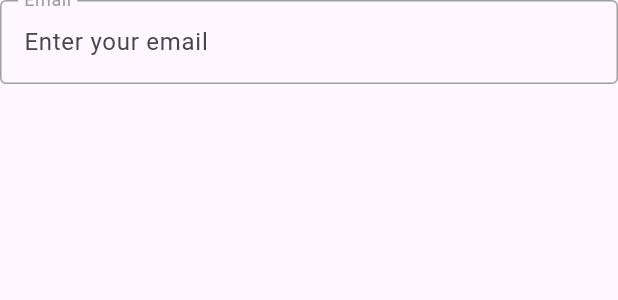
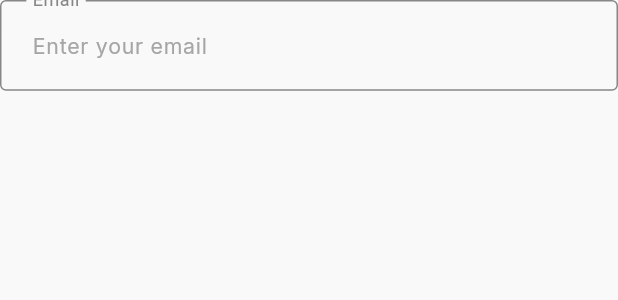
Before and after one commit to abdalmlk5/exams_app, a Flutter app: the AppTextField widget shown alone on an empty page, opened directly with empty values, on a phone screen of 412 x 824 dp. Shown: the top 300 px of the screen. Run offline on Flutter 3.47's test engine with Material 3 defaults, Android fonts, the light colour scheme and no system bars; our stand-ins replace dio, flutter_bloc, flutter_screenutil, get_it, google_fonts, injectable and 2 more; generated files the repository leaves out were written again.

Commit message:
style(auth): implement global theme for components

```diff
--- /dev/null
+++ b/lib/core/utils/app_theme.dart
@@ -0,0 +1,52 @@
+import 'package:exams_app/core/utils/app_colors.dart';
+import 'package:exams_app/core/utils/app_styles.dart';
+import 'package:flutter/material.dart';
+import 'package:flutter_screenutil/flutter_screenutil.dart';
+
+abstract class AppTheme {
+  static ThemeData get lightTheme => ThemeData(
+        scaffoldBackgroundColor: AppColors.white,
+        primaryColor: AppColors.primary,
+
+        // App Bar Theme
+        appBarTheme: AppBarTheme(
+          backgroundColor: AppColors.white,
+          elevation: 0,
+          centerTitle: true,
+          titleTextStyle: AppStyles.black20500,
+          iconTheme: const IconThemeData(color: AppColors.black),
+        ),
+
+        // Button Theme
+        elevatedButtonTheme: ElevatedButtonThemeData(
+          style: ElevatedButton.styleFrom(
+            backgroundColor: AppColors.primary,
+            disabledBackgroundColor: AppColors.black30,
+            elevation: 0,
+            shape: RoundedRectangleBorder(
+              borderRadius: BorderRadius.circular(100.r),
+            ),
+          ),
+        ),
+
+        // Input Decoration Theme
+        inputDecorationTheme: InputDecorationTheme(
+          floatingLabelBehavior: FloatingLabelBehavior.always,
+          labelStyle: const TextStyle(color: AppColors.black30),
+          hintStyle: AppStyles.placeholder14400,
+          errorStyle: const TextStyle(color: AppColors.error),
+          contentPadding: EdgeInsets.symmetric(horizontal: 16.w, vertical: 18.h),
+          border: _border(AppColors.black30),
+          enabledBorder: _border(AppColors.black30),
+          focusedBorder: _border(AppColors.primary, 2),
+          errorBorder: _border(AppColors.error),
+          focusedErrorBorder: _border(AppColors.error, 2),
+        ),
+      );
+
+  static OutlineInputBorder _border(Color color, [double width = 1]) =>
+      OutlineInputBorder(
+        borderRadius: BorderRadius.circular(4),
+        borderSide: BorderSide(color: color, width: width),
+      );
+}
--- a/lib/core/widgets/custom_text_field.dart
+++ b/lib/core/widgets/custom_text_field.dart
@@ -1,5 +1,5 @@
 import 'package:exams_app/config/validations/app_validations.dart';
-import 'package:exams_app/core/utils/app_colors.dart';
+import 'package:exams_app/core/utils/app_strings.dart';
 import 'package:flutter/material.dart';
 
 class AppTextField extends StatefulWidget {
@@ -33,27 +33,11 @@ class _AppTextFieldState extends State<AppTextField> {
       onChanged: widget.onChanged,
       validator: _validate,
       decoration: InputDecoration(
-        floatingLabelBehavior: FloatingLabelBehavior.always,
         labelText: widget.fieldType.label,
         hintText: widget.fieldType.hint,
-
-        labelStyle: const TextStyle(color: Colors.grey),
-        errorStyle: const TextStyle(color: Colors.red),
-
-        border: _border(AppColors.gray),
-        enabledBorder: _border(Colors.grey),
-        focusedBorder: _border(Theme.of(context).colorScheme.primary, 2),
-        errorBorder: _border(AppColors.error),
-        focusedErrorBorder: _border(AppColors.error, 2),
       ),
     );
   }
-
-  OutlineInputBorder _border(Color color, [double width = 1]) =>
-      OutlineInputBorder(
-        borderRadius: BorderRadius.circular(4),
-        borderSide: BorderSide(color: color, width: width),
-      );
 
   String? _validate(String? value) {
     switch (widget.fieldType) {
@@ -83,15 +67,15 @@ class _AppTextFieldState extends State<AppTextField> {
 }
 
 enum FieldType {
-  email('Email', 'Enter your email', TextInputType.emailAddress),
-  password('Password', 'Enter your password', TextInputType.text),
-  currentPassword('Current password', 'Current password', TextInputType.text),
-  newPassword('New password', 'New password', TextInputType.text),
-  confirmPassword('Confirm password', 'Confirm password', TextInputType.text),
-  username('User name', 'Enter your user name', TextInputType.name),
-  phoneNumber('Phone Number', 'Enter your phone number', TextInputType.phone),
-  firstName('First name', 'Enter your first name', TextInputType.name),
-  lastName('Last name', 'Enter your last name', TextInputType.name),
+  email(AppStrings.email, AppStrings.enterYourEmail, TextInputType.emailAddress),
+  password(AppStrings.password, AppStrings.enterYourPassword, TextInputType.text),
+  currentPassword(AppStrings.password, AppStrings.enterYourPassword, TextInputType.text),
+  newPassword(AppStrings.newPassword, AppStrings.newPassword, TextInputType.text),
+  confirmPassword(AppStrings.confirmPassword, AppStrings.confirmPassword, TextInputType.text),
+  username(AppStrings.userName, AppStrings.enterYourUserName, TextInputType.name),
+  phoneNumber(AppStrings.phoneNumber, AppStrings.enterPhoneNumber, TextInputType.phone),
+  firstName(AppStrings.firstName, AppStrings.enterFirstName, TextInputType.name),
+  lastName(AppStrings.lastName, AppStrings.enterLastName, TextInputType.name),
   none('', '', TextInputType.text);
 
   final String label;
--- a/lib/main.dart
+++ b/lib/main.dart
@@ -1,5 +1,6 @@
 import 'package:exams_app/config/di/di.dart';
 import 'package:exams_app/core/utils/app_routes.dart';
+import 'package:exams_app/core/utils/app_theme.dart';
 import 'package:flutter/material.dart';
 import 'package:flutter_screenutil/flutter_screenutil.dart';
 
@@ -25,6 +26,7 @@ class MyApp extends StatelessWidget {
         return MaterialApp(
           debugShowCheckedModeBanner: false,
           title: 'Exams App',
+          theme: AppTheme.lightTheme,
           onGenerateRoute: AppRouter.onGenerateRoute,
           initialRoute: AppRoutes.forgetPassword,
         );
```
Also changed, not shown: lib/core/widgets/custom_elevated_button.dart (+30 -26 lines).
